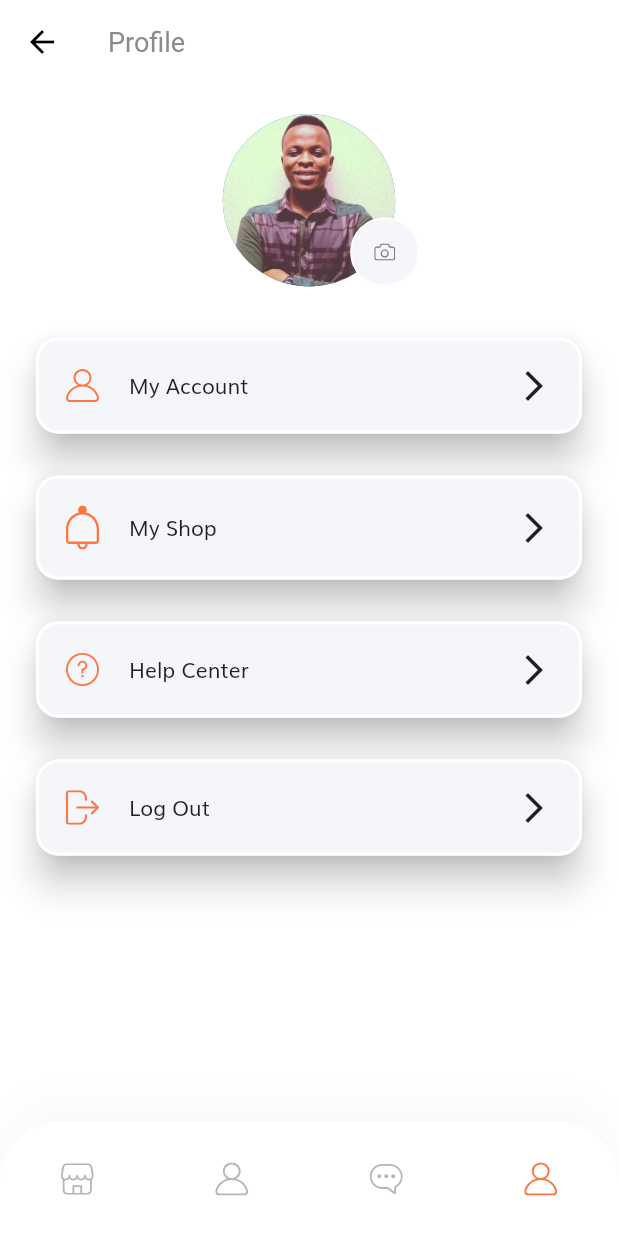
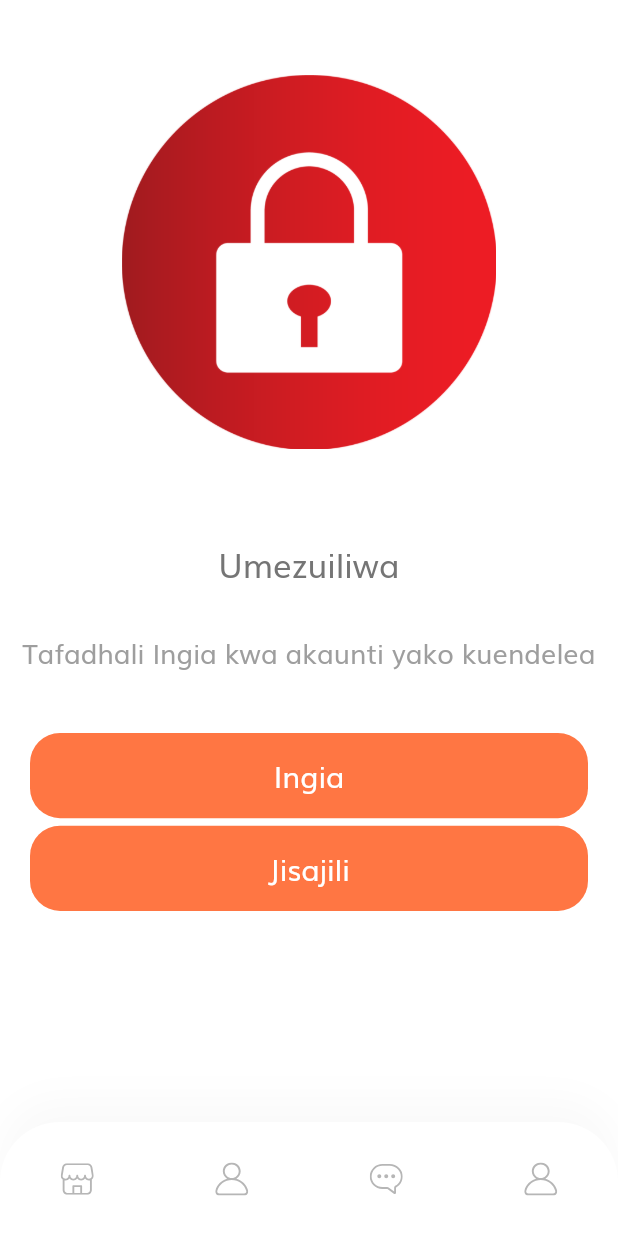
Before and after one commit to COSTANTINOH/MkulimaApp, a Flutter app: the screen it shows after launch, item 4 of the bottom bar chosen, on a phone screen of 412 x 824 dp. Run offline on Flutter 3.47's test engine with Material 2 defaults, Android fonts, the light colour scheme and no system bars; our stand-ins replace flutter_staggered_animations, flutter_svg, fluttertoast, shared_preferences; network calls fail.

Commit message:
JISAJILI

```diff
--- a/lib/components/default_button.dart
+++ b/lib/components/default_button.dart
@@ -19,7 +19,15 @@ class DefaultButton extends StatelessWidget {
         shape: RoundedRectangleBorder(borderRadius: BorderRadius.circular(20)),
         color: kPrimaryColor,
         onPressed: press,
-        child: Row(
+        child: icon == null
+            ? Text(
+                text,
+                style: TextStyle(
+                  fontSize: getProportionateScreenWidth(18),
+                  color: Colors.white,
+                ),
+              )
+            : Row(
                 children: [
                   Icon(
                     icon,
--- /dev/null
+++ b/lib/components/no_auth.dart
@@ -0,0 +1,87 @@
+import 'package:flutter/material.dart';
+import 'package:shop_app/components/coustom_bottom_nav_bar.dart';
+import 'package:shop_app/components/default_button.dart';
+import 'package:shop_app/enums.dart';
+import 'package:shop_app/screens/login_success/login_success_screen.dart';
+import 'package:shop_app/screens/sign_up/sign_up_screen.dart';
+import 'package:shop_app/screens/widget/metrics.dart';
+
+class NoAuthBanner extends StatelessWidget {
+  static String routeName = "/noauth";
+
+  const NoAuthBanner({Key key}) : super(key: key);
+
+  @override
+  Widget build(BuildContext context) {
+    return Scaffold(
+      body: SingleChildScrollView(
+        child: Padding(
+          padding: const EdgeInsets.all(10.0),
+          child: Column(
+            children: [
+              manualSpacer(step: 30),
+              SizedBox(
+                  height: deviceHeight(context) * 0.4,
+                  child: Padding(
+                    padding: EdgeInsets.symmetric(vertical: 40),
+                    child: Center(
+                      child: Image.asset('assets/images/lock.png'),
+                    ),
+                  )),
+              Padding(
+                padding: const EdgeInsets.symmetric(vertical: 20),
+                child: Center(
+                  child: Text(
+                    "Umezuiliwa",
+                    style: TextStyle(fontSize: 22),
+                  ),
+                ),
+              ),
+              Padding(
+                padding: const EdgeInsets.symmetric(vertical: 10),
+                child: Text(
+                  "Tafadhali Ingia kwa akaunti yako kuendelea",
+                  style: TextStyle(
+                    color: Colors.grey,
+                    fontSize: 18,
+                  ),
+                  textAlign: TextAlign.center,
+                ),
+              ),
+              SizedBox(
+                height: 20,
+              ),
+              Padding(
+                padding: const EdgeInsets.all(10.0),
+                child: Column(
+                  children: [
+                    DefaultButton(
+                      text: "Ingia",
+                      press: () {
+                        Navigator.pushNamed(
+                          context,
+                          LoginSuccessScreen.routeName,
+                        );
+                      },
+                    ),
+                    manualStepper(step: 5),
+                    DefaultButton(
+                      text: "Jisajili",
+                      press: () {
+                        Navigator.pushNamed(
+                          context,
+                          SignUpScreen.routeName,
+                        );
+                      },
+                    ),
+                  ],
+                ),
+              )
+            ],
+          ),
+        ),
+      ),
+      bottomNavigationBar: CustomBottomNavBar(selectedMenu: MenuState.message),
+    );
+  }
+}
--- a/lib/routes.dart
+++ b/lib/routes.dart
@@ -1,4 +1,5 @@
 import 'package:flutter/widgets.dart';
+import 'package:shop_app/components/no_auth.dart';
 import 'package:shop_app/screens/cart/cart_screen.dart';
 import 'package:shop_app/screens/chat/chat_screen.dart';
 import 'package:shop_app/screens/complete_profile/complete_profile_screen.dart';
@@ -28,4 +29,5 @@ final Map<String, WidgetBuilder> routes = {
   CartScreen.routeName: (context) => CartScreen(),
   ProfileScreen.routeName: (context) => ProfileScreen(),
   ChatScreen.routeName: (context) => ChatScreen(),
+   NoAuthBanner.routeName: (context) => NoAuthBanner(),
 };
--- a/lib/screens/home/home_screen.dart
+++ b/lib/screens/home/home_screen.dart
@@ -10,7 +10,9 @@ class HomeScreen extends StatelessWidget {
   Widget build(BuildContext context) {
     return Scaffold(
       body: Body(),
-      bottomNavigationBar: CustomBottomNavBar(selectedMenu: MenuState.home),
+      bottomNavigationBar: CustomBottomNavBar(
+        selectedMenu: MenuState.home,
+      ),
     );
   }
 }
--- a/lib/screens/sign_up/components/body.dart
+++ b/lib/screens/sign_up/components/body.dart
@@ -1,25 +1,33 @@
+import 'dart:convert';
+
 import 'package:flutter/material.dart';
+import 'package:fluttertoast/fluttertoast.dart';
 import 'package:shop_app/constants.dart';
+import 'package:shop_app/screens/login_success/login_success_screen.dart';
 import 'package:shop_app/size_config.dart';
-
 import 'sign_up_form.dart';
 
-class Body extends StatelessWidget {
+class Body extends StatefulWidget {
+  @override
+  _BodyState createState() => _BodyState();
+}
+
+class _BodyState extends State<Body> {
+
   @override
   Widget build(BuildContext context) {
     return SafeArea(
       child: SizedBox(
         width: double.infinity,
         child: Padding(
-          padding:
-              EdgeInsets.symmetric(horizontal: getProportionateScreenWidth(20)),
+          padding: EdgeInsets.symmetric(horizontal: getProportionateScreenWidth(10)),
           child: SingleChildScrollView(
             child: Column(
               children: [
                 SizedBox(height: SizeConfig.screenHeight * 0.04), // 4%
-                Text("Register Account", style: headingStyle),
+                Text("Jisajili Bure", style: headingStyle),
                 Text(
-                  "Complete your details or continue \nwith social media",
+                  "Ili uweze kununua ama kuwasiliana \n na mkulima lazima uwe umejisajili",
                   textAlign: TextAlign.center,
                 ),
                 SizedBox(height: SizeConfig.screenHeight * 0.08),
@@ -27,7 +35,7 @@ class Body extends StatelessWidget {
                 SizedBox(height: SizeConfig.screenHeight * 0.08),
                 SizedBox(height: getProportionateScreenHeight(20)),
                 Text(
-                  'By continuing your confirm that you agree \nwith our Term and Condition',
+                  'Kwa kuendelea kujisajili ni kwamba umekubaliana na \n Vigezo na mashariti yetu',
                   textAlign: TextAlign.center,
                   style: Theme.of(context).textTheme.caption,
                 )
--- a/lib/screens/sign_up/sign_up_screen.dart
+++ b/lib/screens/sign_up/sign_up_screen.dart
@@ -8,7 +8,7 @@ class SignUpScreen extends StatelessWidget {
   Widget build(BuildContext context) {
     return Scaffold(
       appBar: AppBar(
-        title: Text("Sign Up"),
+        title: Text("Jisajili Kama mnunuaji"),
       ),
       body: Body(),
     );
```
Also changed, not shown: lib/components/coustom_bottom_nav_bar.dart (+35 -7 lines), lib/screens/sign_up/components/sign_up_form.dart (+83 -3 lines), assets/images/lock.png (added). Lines whose indentation alone changed are shown as unchanged.
